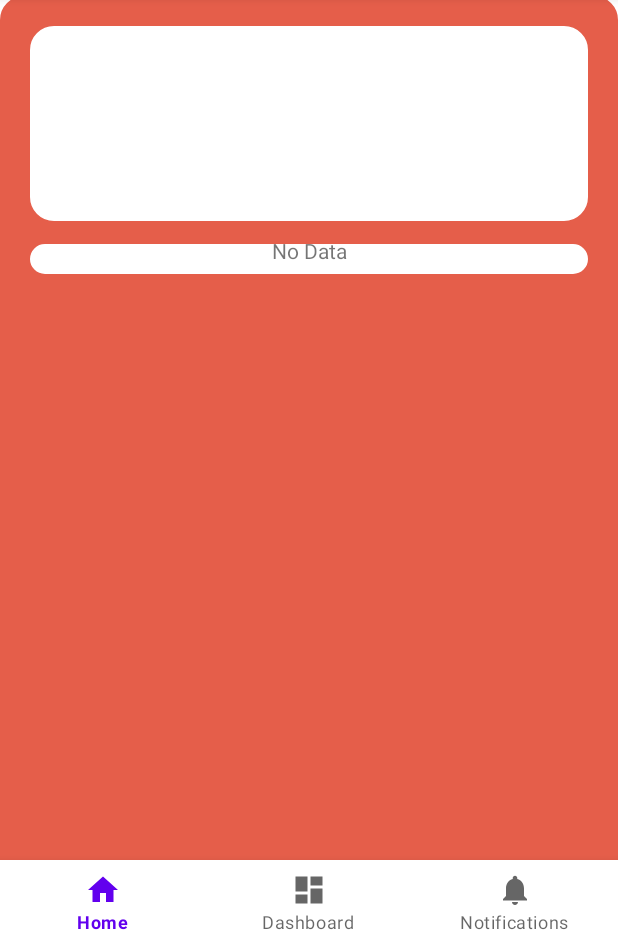
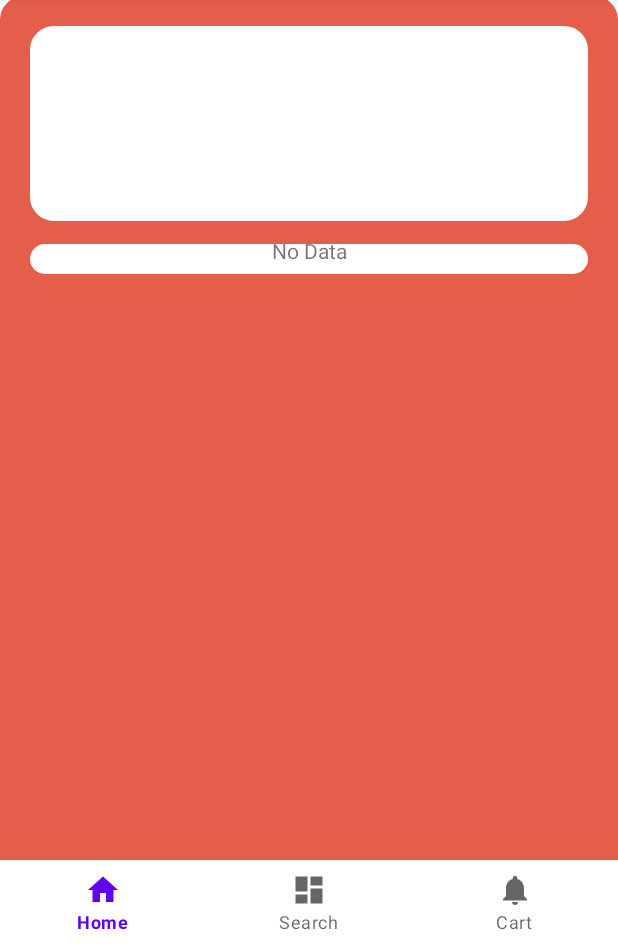
Before and after one commit to aditya-mahendru/Grocena, an Android app: the HomeFragment screen opened directly, with no data from a screen before it, on a phone screen of 412 x 824 dp, the part 292-1236 px from its top. Run offline under Robolectric (Android 15) with nearby library versions, the phone set to English and light mode, and no system bars; our stand-ins replace Firebase (no records; nobody signed in at launch, a user with empty details on screens opened directly), Volley, navigation-ui; pictures from the network do not load.

```diff
--- a/app/src/main/java/com/example/javagrocena/MainActivity.java
+++ b/app/src/main/java/com/example/javagrocena/MainActivity.java
@@ -1,6 +1,8 @@
 package com.example.javagrocena;
 
 import android.os.Bundle;
+import android.view.Window;
+import android.view.WindowManager;
 
 import com.google.android.material.bottomnavigation.BottomNavigationView;
 
@@ -21,6 +23,11 @@ public class MainActivity extends AppCompatActivity {
     protected void onCreate(Bundle savedInstanceState) {
         super.onCreate(savedInstanceState);
 
+        getWindow().setFlags(WindowManager.LayoutParams.FLAG_FULLSCREEN,
+                WindowManager.LayoutParams.FLAG_FULLSCREEN);
+        getWindow().requestFeature(Window.FEATURE_NO_TITLE);
+
+
         binding = ActivityMainBinding.inflate(getLayoutInflater());
         setContentView(binding.getRoot());
 
--- /dev/null
+++ b/app/src/main/java/com/example/javagrocena/adapters/CategoryAdapter.java
@@ -0,0 +1,57 @@
+package com.example.javagrocena.adapters;
+
+import android.content.Context;
+import android.view.LayoutInflater;
+import android.view.View;
+import android.view.ViewGroup;
+import android.widget.ImageView;
+import android.widget.TextView;
+
+import androidx.annotation.NonNull;
+import androidx.recyclerview.widget.RecyclerView;
+
+import com.bumptech.glide.Glide;
+import com.example.javagrocena.R;
+import com.example.javagrocena.models.CategoryModel;
+
+import java.util.List;
+
+public class CategoryAdapter extends RecyclerView.Adapter<CategoryAdapter.ViewHolder> {
+
+    private Context context;
+    private List<CategoryModel> categoryModelList;
+
+    public CategoryAdapter(Context context, List<CategoryModel> categoryModelList) {
+        this.context = context;
+        this.categoryModelList = categoryModelList;
+    }
+
+    @NonNull
+    @Override
+    public CategoryAdapter.ViewHolder onCreateViewHolder(@NonNull ViewGroup parent, int viewType) {
+        return new ViewHolder(LayoutInflater.from(parent.getContext()).inflate(R.layout.category_names,parent,false));
+    }
+
+    @Override
+    public void onBindViewHolder(@NonNull CategoryAdapter.ViewHolder holder, int position) {
+
+        Glide.with(context).load(categoryModelList.get(position).getUrl()).into(holder.backImg);
+        holder.type.setText(categoryModelList.get(position).getType());
+
+    }
+
+    @Override
+    public int getItemCount() {
+        return categoryModelList.size();
+    }
+    public class ViewHolder extends RecyclerView.ViewHolder{
+        ImageView backImg;
+        TextView type;
+        public ViewHolder(@NonNull View itemView){
+            super(itemView);
+            backImg = itemView.findViewById(R.id.back_img);
+            type = itemView.findViewById(R.id.category_type);
+
+        }
+    }
+}
--- a/app/src/main/java/com/example/javagrocena/ui/home/HomeFragment.java
+++ b/app/src/main/java/com/example/javagrocena/ui/home/HomeFragment.java
@@ -4,6 +4,8 @@ import android.os.Bundle;
 import android.view.LayoutInflater;
 import android.view.View;
 import android.view.ViewGroup;
+import android.view.Window;
+import android.view.WindowManager;
 import android.widget.TextView;
 import android.widget.Toast;
 
@@ -14,8 +16,10 @@ import androidx.recyclerview.widget.LinearLayoutManager;
 import androidx.recyclerview.widget.RecyclerView;
 
 import com.example.javagrocena.R;
+import com.example.javagrocena.adapters.CategoryAdapter;
 import com.example.javagrocena.adapters.ShopNamesAdapter;
 import com.example.javagrocena.databinding.FragmentHomeBinding;
+import com.example.javagrocena.models.CategoryModel;
 import com.example.javagrocena.models.ShopModel;
 import com.google.android.gms.tasks.OnCompleteListener;
 import com.google.android.gms.tasks.Task;
@@ -30,12 +34,15 @@ public class HomeFragment extends Fragment {
 
     private FragmentHomeBinding binding;
 
-    RecyclerView shopsRec;
+    RecyclerView shopsRec, categoryRec;
     FirebaseFirestore db;
     //ShopNames
 
     List<ShopModel> shopModelList;
     ShopNamesAdapter shopNamesAdapter;
+
+    List<CategoryModel> categoryModelList;
+    CategoryAdapter categoryAdapter;
 
     public View onCreateView(@NonNull LayoutInflater inflater,
                              ViewGroup container, Bundle savedInstanceState) {
@@ -75,6 +82,35 @@ public class HomeFragment extends Fragment {
                     }
                 });
 
+        categoryRec = root.findViewById(R.id.recycler_view_categories);
+
+        categoryRec.setLayoutManager(new LinearLayoutManager(getActivity(),RecyclerView.VERTICAL,false));
+        categoryModelList = new ArrayList<>();
+        categoryAdapter = new CategoryAdapter(getActivity(),categoryModelList);
+        categoryRec.setAdapter(categoryAdapter);
+
+        db.collection("Categories")
+                .get()
+                .addOnCompleteListener(new OnCompleteListener<QuerySnapshot>() {
+                    @Override
+                    public void onComplete(@NonNull Task<QuerySnapshot> task) {
+                        if(task.isSuccessful())
+                        {
+                            for (QueryDocumentSnapshot document : task.getResult())
+                            {
+                                CategoryModel categoryModel = document.toObject(CategoryModel.class);
+                                categoryModelList.add(categoryModel);
+                                categoryAdapter.notifyDataSetChanged();
+                            }
+                        }
+                        else
+                        {
+                            Toast.makeText(getActivity(),"Error"+task.getException(),Toast.LENGTH_SHORT).show();
+                        }
+
+                    }
+                });
+
         return root;
     }
 
--- a/app/src/main/res/layout/fragment_home.xml
+++ b/app/src/main/res/layout/fragment_home.xml
@@ -159,7 +159,7 @@
                         </LinearLayout>
                     </RelativeLayout>
                     <androidx.recyclerview.widget.RecyclerView
-                        android:id="@+id/recycler_view_challenge"
+                        android:id="@+id/recycler_view_categories"
                         android:layout_width="match_parent"
                         android:layout_height="match_parent"
                         android:layout_below="@+id/rl_choose_your_game"
--- a/app/src/main/res/layout/fragment_notifications.xml
+++ b/app/src/main/res/layout/fragment_notifications.xml
@@ -5,7 +5,7 @@
     android:layout_width="match_parent"
     android:layout_height="match_parent"
     tools:context=".ui.notifications.NotificationsFragment"
-    android:background="@drawable/checkess_logo">
+    android:background="@drawable/cart">
 
     <RelativeLayout
         android:id="@+id/relative"
@@ -38,7 +38,7 @@
         android:textSize="20sp"
         android:text="Congratulations, your final order has been placed successfully.
                                             Soon it will be verified."
-        android:visibility="gone"
+        android:visibility="visible"
         tools:ignore="HardcodedText"/>
 
     <androidx.recyclerview.widget.RecyclerView
--- a/app/src/main/res/navigation/mobile_navigation.xml
+++ b/app/src/main/res/navigation/mobile_navigation.xml
@@ -15,12 +15,12 @@
     <fragment
         android:id="@+id/navigation_dashboard"
         android:name="com.example.javagrocena.ui.dashboard.DashboardFragment"
-        android:label="@string/title_dashboard"
+        android:label="Search"
         tools:layout="@layout/fragment_dashboard" />
 
     <fragment
         android:id="@+id/navigation_notifications"
         android:name="com.example.javagrocena.ui.notifications.NotificationsFragment"
-        android:label="@string/title_notifications"
+        android:label="Cart"
         tools:layout="@layout/fragment_notifications" />
 </navigation>
--- a/app/src/main/res/values/strings.xml
+++ b/app/src/main/res/values/strings.xml
@@ -1,8 +1,8 @@
 <resources>
-    <string name="app_name">JavaGrocena</string>
+    <string name="app_name">Checkers</string>
     <string name="title_home">Home</string>
-    <string name="title_dashboard">Dashboard</string>
-    <string name="title_notifications">Notifications</string>
+    <string name="title_dashboard">Search</string>
+    <string name="title_notifications">Cart</string>
     <string name="welcome_back">Welcome Back!</string>
     <string name="missedyou">We missed you</string>
     <string name="enter_mob">Mobile Number (10-digit)</string>
```
Also changed, not shown: app/src/main/java/com/example/javagrocena/LoginUI.java (+7 -0 lines), app/src/main/java/com/example/javagrocena/RegistrationActivity.java (+7 -0 lines), app/src/main/java/com/example/javagrocena/models/CategoryModel.java (added, +30 -0 lines), app/src/main/res/layout/category_names.xml (added, +32 -0 lines), app/src/main/res/layout/fragment_dashboard.xml (+4 -16 lines).
